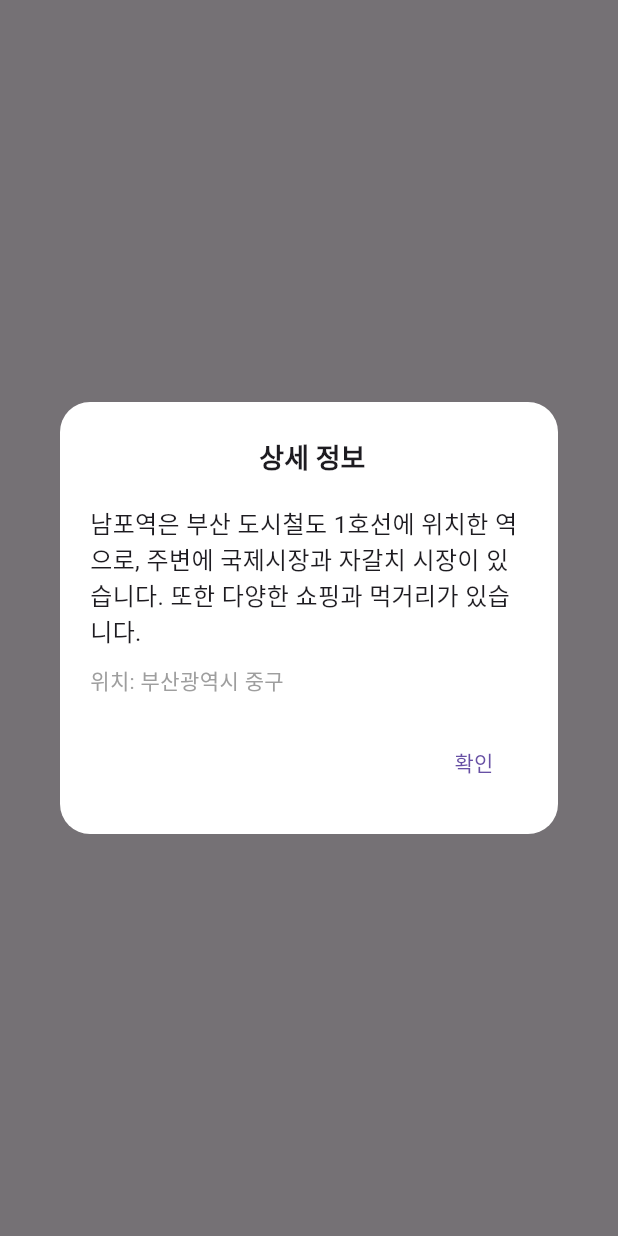
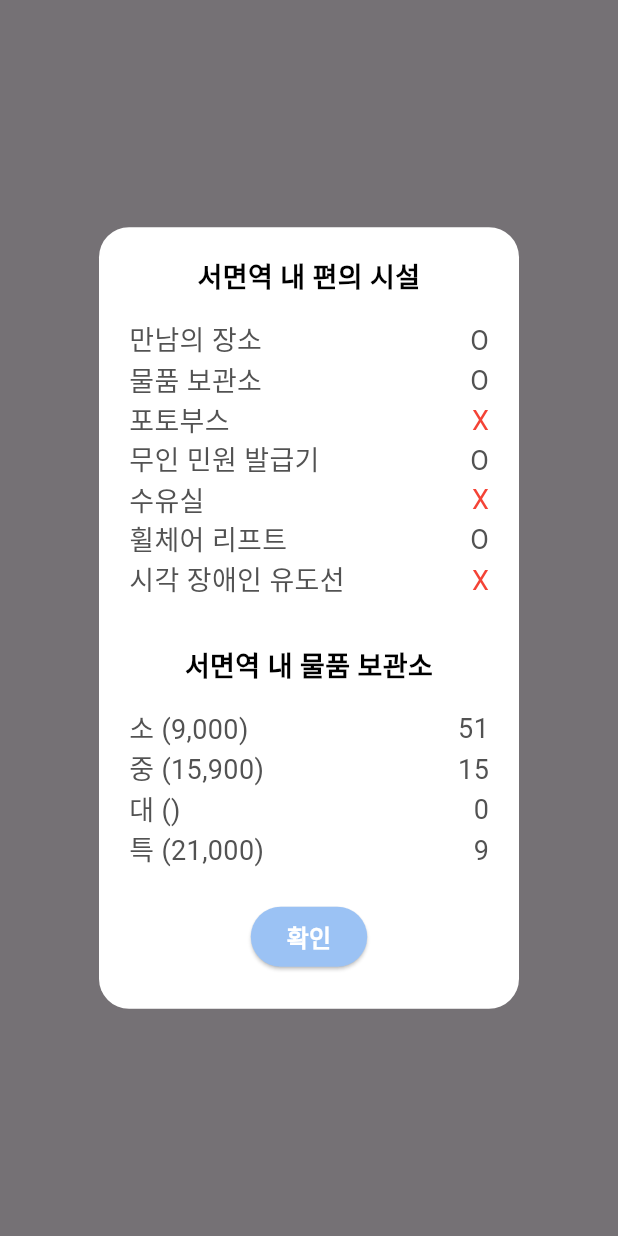
Before and after one commit to junseok42/dive2024, a Flutter app: what showDetailDialog() shows on an empty page, opened directly, on a phone screen of 412 x 824 dp. Run offline on Flutter 3.47's test engine with Material 3 defaults, Android fonts, the phone set to English and light mode, and no system bars; our stand-ins replace flutter_dotenv, get, shared_preferences; accounts and stored records are empty.

Commit message:
역사내정보

```diff
--- a/frontend/lib/view/travel_page/travel_informaion.dart
+++ b/frontend/lib/view/travel_page/travel_informaion.dart
@@ -79,7 +79,7 @@ class _TravelInformationState extends State<TravelInformation> {
   }
 
   Widget buildCategoryTabs() {
-    List<String> categories = ['추천 명소 리스트', '도시 철도 정보', '주변 편의 시설', '주변 숙박 시설'];
+    List<String> categories = ['추천 명소 리스트', '도시 철도 정보', '주변 숙박 및 맛집 정보'];
 
     return SingleChildScrollView(
       scrollDirection: Axis.horizontal,
@@ -134,13 +134,7 @@ class _TravelInformationState extends State<TravelInformation> {
           '1호선: 남포역',
           '2호선: 국제시장역',
         ]);
-      case '주변 편의 시설':
-        return buildCategoryList_2([
-          '편의점',
-          '카페',
-          '식당',
-        ]);
-      case '주변 숙박 시설':
+      case '주변 숙박 및 맛집 정보':
         return buildCategoryList_2([
           '영도 호텔',
           '게스트하우스',
@@ -254,37 +248,114 @@ void showDetailDialog(String item) {
       ),
       contentPadding: EdgeInsets.all(20),
       backgroundColor: Colors.white,
-      title: Text(
-        '$item 상세 정보',
-        style: TextStyle(
-          fontSize: 18,
-          fontWeight: FontWeight.bold,
-        ),
-        textAlign: TextAlign.center,
-      ),
       content: Column(
         mainAxisSize: MainAxisSize.min,
-        crossAxisAlignment: CrossAxisAlignment.start,
         children: [
           Text(
-            '남포역은 부산 도시철도 1호선에 위치한 역으로, 주변에 국제시장과 자갈치 시장이 있습니다. 또한 다양한 쇼핑과 먹거리가 있습니다.',
-            style: TextStyle(fontSize: 16),
+            '서면역 내 편의 시설',
+            style: TextStyle(
+              fontSize: 18,
+              fontWeight: FontWeight.bold,
+              color: Colors.black,
+            ),
+            textAlign: TextAlign.center,
           ),
-          SizedBox(height: 10),
+          SizedBox(height: 15),
+          buildFacilityRow('만남의 장소', true),
+          buildFacilityRow('물품 보관소', true),
+          buildFacilityRow('포토부스', false),
+          buildFacilityRow('무인 민원 발급기', true),
+          buildFacilityRow('수유실', false),
+          buildFacilityRow('휠체어 리프트', true),
+          buildFacilityRow('시각 장애인 유도선', false),
+          SizedBox(height: 30),
+
+          // 서면역 내 물품 보관소
           Text(
-            '위치: 부산광역시 중구',
-            style: TextStyle(color: Colors.grey, fontSize: 14),
+            '서면역 내 물품 보관소',
+            style: TextStyle(
+              fontSize: 18,
+              fontWeight: FontWeight.bold,
+              color: Colors.black,
+            ),
+            textAlign: TextAlign.center,
           ),
+          SizedBox(height: 15),
+          buildStorageRow('소 (9,000)', 51),
+          buildStorageRow('중 (15,900)', 15),
+          buildStorageRow('대 ()', 0),
+          buildStorageRow('특 (21,000)', 9),
         ],
       ),
       actions: [
-        TextButton(
-          onPressed: () {
-            Get.back(); // 다이얼로그 닫기
-          },
-          child: Text('확인'),
+        Center(
+          child: ElevatedButton(
+            onPressed: () {
+              Get.back(); // 다이얼로그 닫기
+            },
+            style: ElevatedButton.styleFrom(
+              backgroundColor: Color(0xFF9BC2F4),
+              shape: RoundedRectangleBorder(
+                borderRadius: BorderRadius.circular(20),
+              ),
+            ),
+            child: Text(
+              '확인',
+              style: TextStyle(
+                color: Colors.white,
+                fontSize: 16,
+                fontWeight: FontWeight.bold,
+              ),
+            ),
+          ),
         ),
       ],
     ),
   );
 }
+
+// 편의 시설을 위한 행 생성 함수
+Widget buildFacilityRow(String name, bool available) {
+  return Row(
+    mainAxisAlignment: MainAxisAlignment.spaceBetween,
+    children: [
+      Text(
+        name,
+        style: TextStyle(
+          fontSize: 18,
+          color: Color(0xFF525252),
+        ),
+      ),
+      Text(
+        available ? 'O' : 'X',
+        style: TextStyle(
+          fontSize: 18,
+          color: available ? Color(0xFF525252) : Colors.red,
+        ),
+      ),
+    ],
+  );
+}
+
+// 물품 보관소 정보를 위한 행 생성 함수
+Widget buildStorageRow(String size, int quantity) {
+  return Row(
+    mainAxisAlignment: MainAxisAlignment.spaceBetween,
+    children: [
+      Text(
+        size,
+        style: TextStyle(
+          fontSize: 18,
+          color: Color(0xFF525252),
+        ),
+      ),
+      Text(
+        '$quantity',
+        style: TextStyle(
+          fontSize: 18,
+          color: Color(0xFF525252),
+        ),
+      ),
+    ],
+  );
+}
```
